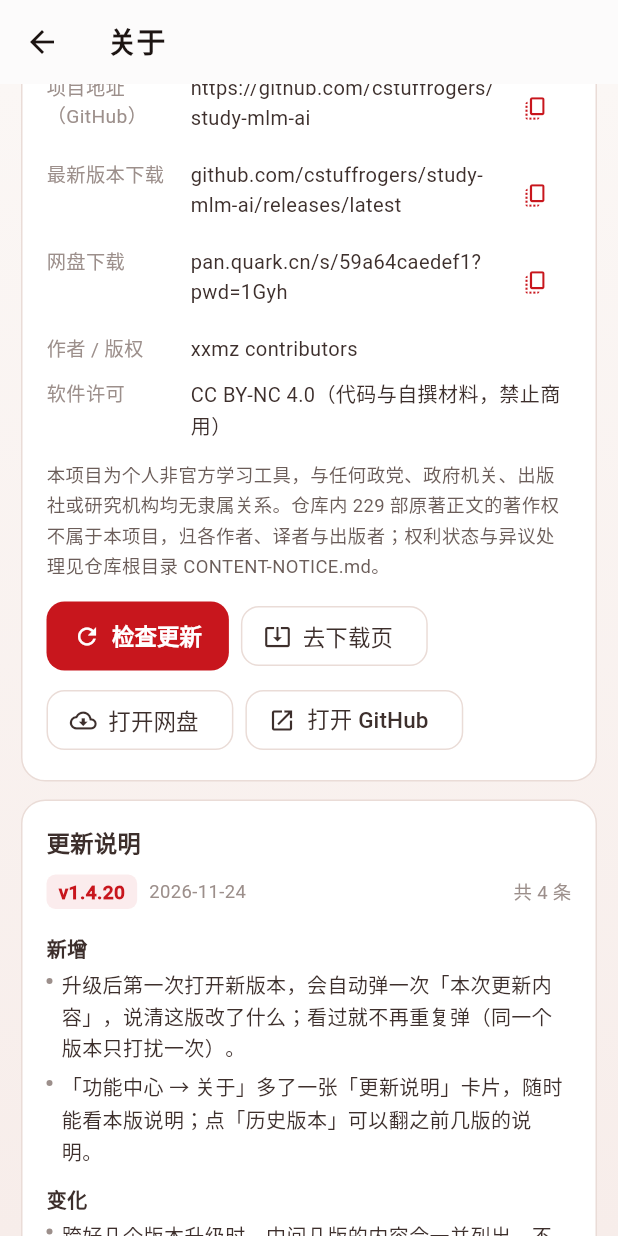
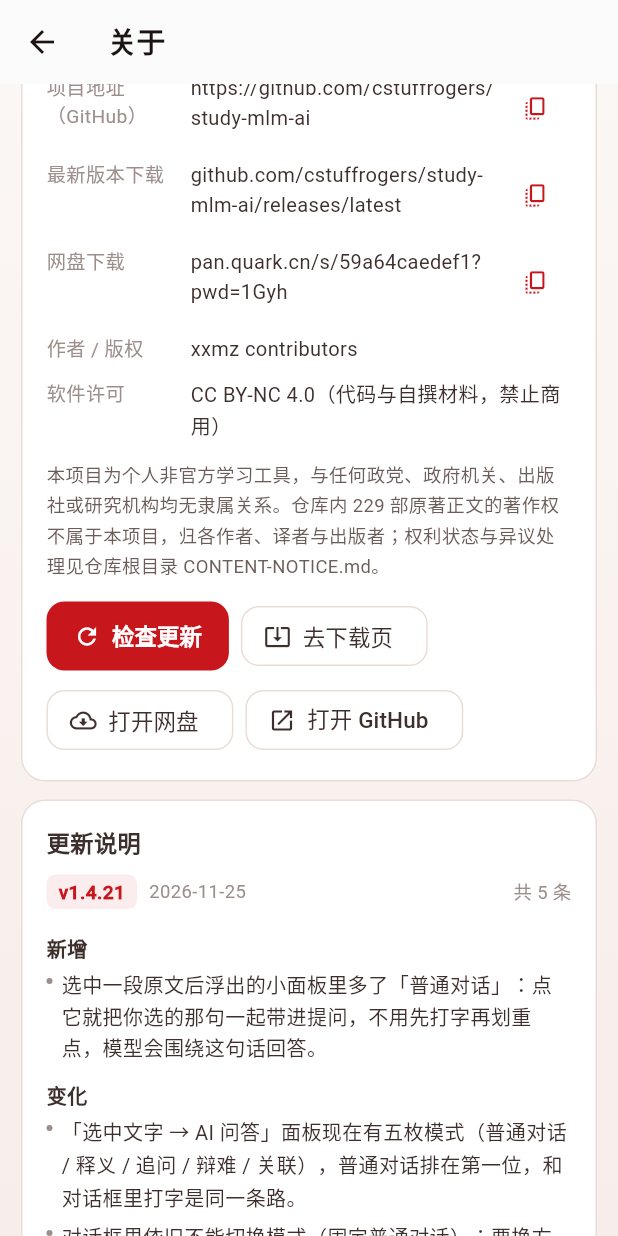
Before and after one commit to cstuffrogers/study-mlm-ai, a Flutter app: the AboutScreen screen opened directly, scrolled down 576 dp, on a phone screen of 412 x 824 dp. Run offline on Flutter 3.47's test engine with Material 3 defaults, Android fonts, the phone set to English and light mode, and no system bars; our stand-ins replace flutter_markdown, package_info_plus, share_plus, shared_preferences, web; missing offline and left inert: dart:html, dart:js_interop, flutter_markdown_latex, markdown; accounts and stored records are empty; network calls fail.

Commit message:
release v1.4.21: 选区浮框加「普通对话」（选中原文代入提问）+ 对话模式改版 + 更新说明与使用说明
- 版本号 1.4.20+41 → 1.4.21+42（pubspec.yaml / app_meta.clientVersion 同步，version_sync 门禁通过）。
- changelog 新增 1.4.21 条目：新增（选区面板「普通对话」）、变化（五枚模式/对话框固定普通对话/
  使用说明重写）、修复（用字统一回灌，正文恢复可复现）。
- 使用说明「一、开始学习」补第 4 条：直接打字或用选区面板提问；顺手修正一处缩进。
- README：Phase 23 行、测试基线（前端 607 / 后端 829 passed + 2 xfailed）、构建信息（74.2 MB，
  sha1 810c7769…）。

```diff
--- a/frontend/lib/config/app_meta.dart
+++ b/frontend/lib/config/app_meta.dart
@@ -11,7 +11,7 @@ class AppMeta {
   static const appName = '唯物 · 马哲精读';
   static const productName = '正统马哲深度学习系统';
   static const tagline = '三路线 · 逐章精读 · AI 测试';
-  static const clientVersion = '1.4.20+41';
+  static const clientVersion = '1.4.21+42';
   static const serverVersion = '0.1.0-mvp';
   static const packageName = 'marxism_reader';
 
--- a/frontend/lib/config/changelog.dart
+++ b/frontend/lib/config/changelog.dart
@@ -49,6 +49,27 @@ class ChangelogEntry {
 
 /// 更新说明正文。**最新版本在最前面。**
 const List<ChangelogEntry> kChangelog = [
+  ChangelogEntry(
+    version: '1.4.21',
+    date: '2026-11-25',
+    groups: [
+      ChangelogGroup('新增', [
+        '选中一段原文后浮出的小面板里多了「普通对话」：点它就把你选的那句一起带进提问，'
+            '不用先打字再划重点，模型会围绕这句话回答。',
+      ]),
+      ChangelogGroup('变化', [
+        '「选中文字 → AI 问答」面板现在有五枚模式（普通对话 / 释义 / 追问 / 辩难 / 关联），'
+            '普通对话排在第一位，和对话框里打字是同一条路。',
+        '对话框里依旧不能切换模式（固定普通对话）；要换方式就回到原文重新选中。',
+        '使用说明重写「选中文字 → AI 问答」一节：写清五枚模式各给什么、'
+            '普通对话带选区时到底发生了什么。',
+      ]),
+      ChangelogGroup('修复', [
+        '正文与原著的用字统一（几十处异体字改正）后，内部校验恢复了「从原始资料一字不差复现正文」，'
+            '这一版之后不会再出现「正文被悄悄改写」的隐患（不影响你读到的内容）。',
+      ]),
+    ],
+  ),
   ChangelogEntry(
     version: '1.4.20',
     date: '2026-11-24',
--- a/frontend/pubspec.yaml
+++ b/frontend/pubspec.yaml
@@ -16,7 +16,7 @@ publish_to: 'none' # Remove this line if you wish to publish to pub.dev
 # https://developer.apple.com/library/archive/documentation/General/Reference/InfoPlistKeyReference/Articles/CoreFoundationKeys.html
 # In Windows, build-name is used as the major, minor, and patch parts
 # of the product and file versions while build-number is used as the build suffix.
-version: 1.4.20+41
+version: 1.4.21+42
 
 environment:
   sdk: ^3.12.1
```
Also changed, not shown: 1 other file.
